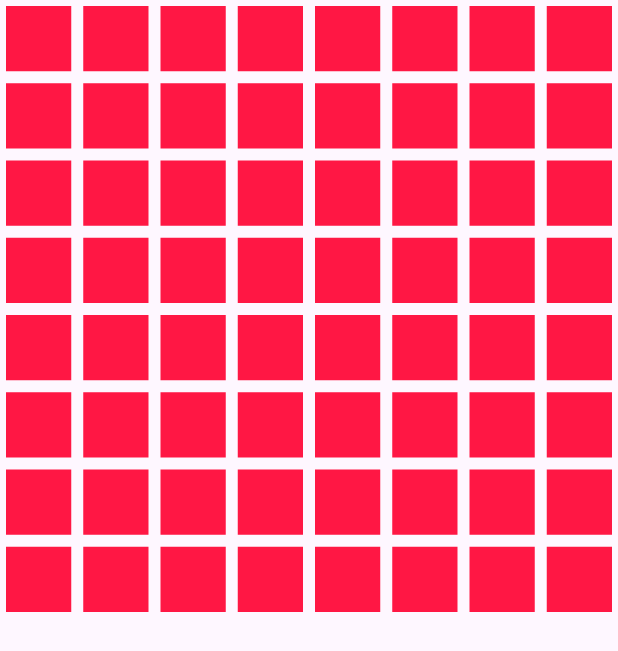
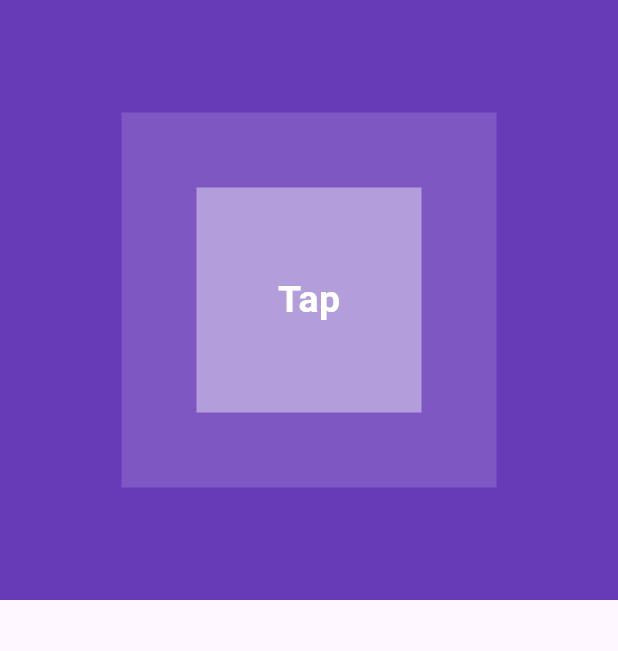
Before and after one commit to rafiul9040devapp/Test_Geet, a Flutter app: the screen it shows after launch, on a phone screen of 412 x 824 dp. Shown: the top 651 px of the screen. Run offline on Flutter 3.47's test engine with Material 2 defaults, Android fonts, the phone set to English and light mode, and no system bars; our stand-ins replace get.

Commit message:
stack is designed with navigation

```diff
--- a/lib/main.dart
+++ b/lib/main.dart
@@ -2,6 +2,7 @@ import 'package:flutter/material.dart';
 import 'package:get/get_navigation/src/root/get_material_app.dart';
 import 'package:test_geet/floating_button/w_floating_button.dart';
 import 'package:test_geet/grid_view/wgrid_view.dart';
+import 'package:test_geet/stack/wstack.dart';
 import 'package:test_geet/wscube_widgets/wimages.dart';
 
 
@@ -22,6 +23,6 @@ class MyApp extends StatelessWidget {
           colorScheme: ColorScheme.fromSeed(seedColor: Colors.deepPurple),
           useMaterial3: true,
         ),
-        home: const WGridView());
+        home: const WStack());
   }
 }
--- /dev/null
+++ b/lib/stack/wstack.dart
@@ -0,0 +1,52 @@
+import 'package:flutter/material.dart';
+import 'package:test_geet/floating_button/w_floating_button.dart';
+
+class WStack extends StatelessWidget {
+  const WStack({super.key});
+
+  @override
+  Widget build(BuildContext context) {
+    return Scaffold(
+      body: GestureDetector(
+        onTap: () {
+          Navigator.push(
+            context,
+            MaterialPageRoute(
+              builder: (context) => const WFloatingButton(),
+            ),
+          );
+        },
+        child: Stack(
+          alignment: Alignment.center,
+          children: [
+            Container(
+              height: 400,
+              width: double.infinity,
+              color: Colors.deepPurple,
+            ),
+            Container(
+              height: 250,
+              width: 250,
+              color: Colors.deepPurple.shade400,
+            ),
+            Container(
+              height: 150,
+              width: 150,
+              color: Colors.deepPurple.shade200,
+              child: const Center(
+                child: Text(
+                  "Tap",
+                  style: TextStyle(
+                    color: Colors.white,
+                    fontSize: 25,
+                    fontWeight: FontWeight.bold,
+                  ),
+                ),
+              ),
+            ),
+          ],
+        ),
+      ),
+    );
+  }
+}
```
